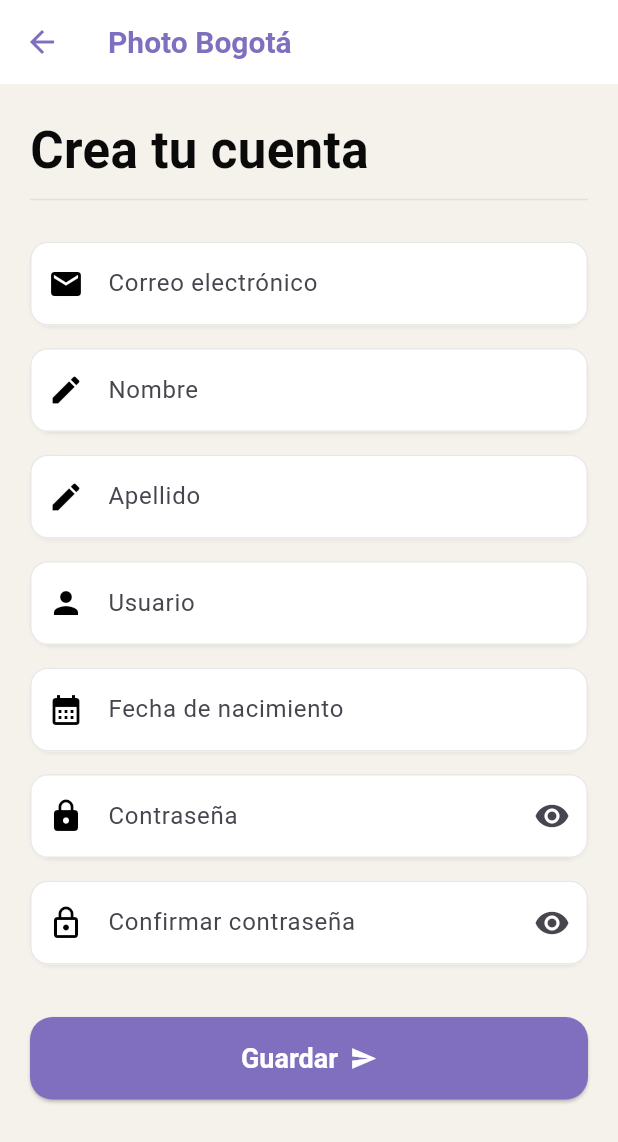
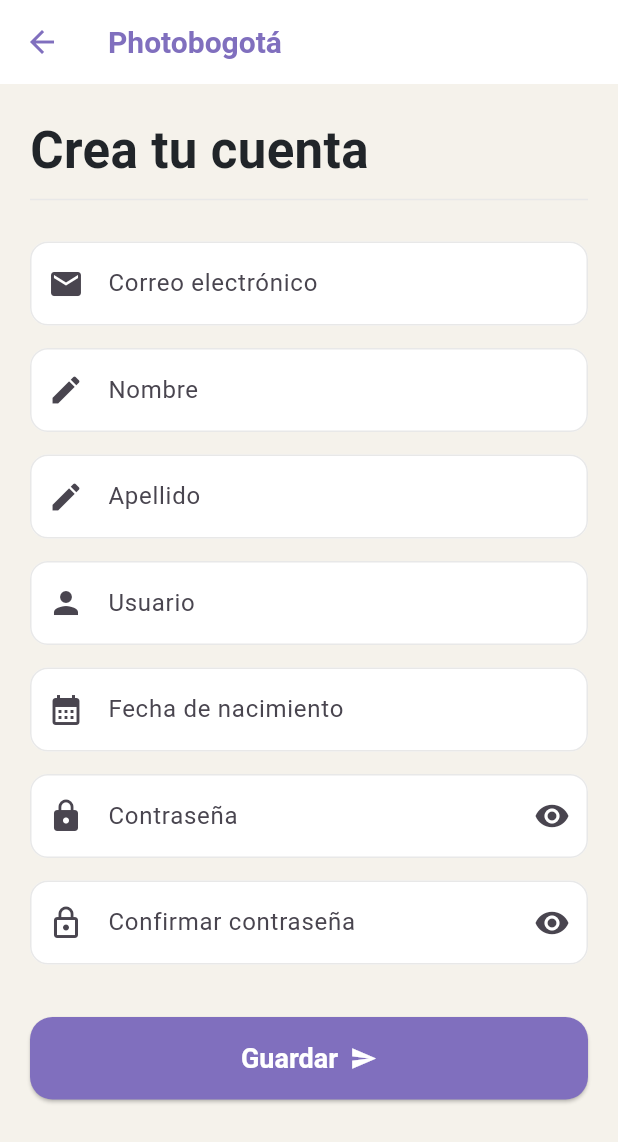
Before and after one commit to SebasYe05/mobile-photobogota, a Flutter app: the screen it shows after launch, after a tap on "¿Eres nuevo en Photo Bogotá? Crear cuent", on a phone screen of 412 x 824 dp. Shown: the top 1142 px of the screen. Run offline on Flutter 3.47's test engine with Material 3 defaults, Android fonts, the phone set to English and light mode, and no system bars; our stand-ins replace dio, flutter_bloc, flutter_secure_storage; network calls fail; Roboto replaces fonts that are missing (SF Pro).

Commit message:
Modificación de los archivos login y register, agregando los colores de theme

```diff
--- a/photobogota/lib/features/auth/presentation/screens/login_screen.dart
+++ b/photobogota/lib/features/auth/presentation/screens/login_screen.dart
@@ -2,6 +2,7 @@ import 'package:flutter/material.dart';
 import 'package:flutter_bloc/flutter_bloc.dart';
 import 'package:photobogota/features/auth/presentation/screens/register_screen.dart';
 import 'package:photobogota/features/auth/presentation/controllers/auth_bloc.dart';
+import 'package:photobogota/core/theme/theme.dart';
 
 class Login extends StatefulWidget {
   const Login({super.key});
@@ -18,7 +19,7 @@ class _LoginState extends State<Login> {
   @override
   Widget build(BuildContext context) {
     return Scaffold(
-      backgroundColor: const Color(0xFFf5f2eb),
+      backgroundColor: AppTheme.backgroundColor,
       body: SafeArea(
         child: Center(
           child: SingleChildScrollView(
@@ -32,7 +33,7 @@ class _LoginState extends State<Login> {
                 const Text(
                   "Accede a tu cuenta",
                   textAlign: TextAlign.center,
-                  style: TextStyle(fontSize: 16, color: Color(0xFF806FBE)),
+                  style: TextStyle(fontSize: 16, color: AppTheme.primaryColor, fontFamily: 'SF Pro'),
                 ),
                 const SizedBox(height: 10),
                 const Text(
@@ -41,7 +42,8 @@ class _LoginState extends State<Login> {
                   style: TextStyle(
                     fontSize: 34,
                     fontWeight: FontWeight.bold,
-                    color: Color(0xFF0a0a0a),
+                    color: AppTheme.darkColor,
+                    fontFamily: 'SF Pro',
                   ),
                 ),
                 const SizedBox(height: 20),
@@ -71,12 +73,6 @@ class _LoginState extends State<Login> {
                               decoration: InputDecoration(
                                 labelText: "Usuario o correo",
                                 prefixIcon: const Icon(Icons.person),
-                                fillColor: Colors.white,
-                                filled: true,
-                                border: OutlineInputBorder(
-                                  borderRadius: BorderRadius.circular(15),
-                                  borderSide: BorderSide.none,
-                                ),
                               ),
                             ),
                             const SizedBox(height: 20),
@@ -99,12 +95,6 @@ class _LoginState extends State<Login> {
                                     });
                                   },
                                 ),
-                                fillColor: Colors.white,
-                                filled: true,
-                                border: OutlineInputBorder(
-                                  borderRadius: BorderRadius.circular(15),
-                                  borderSide: BorderSide.none,
-                                ),
                               ),
                             ),
                             const SizedBox(height: 30),
@@ -113,23 +103,12 @@ class _LoginState extends State<Login> {
                               height: 55,
                               child: ElevatedButton(
                                 onPressed: cargando ? null : _login,
-                                style: ElevatedButton.styleFrom(
-                                  backgroundColor: const Color(0xFF806fbe),
-                                  shape: RoundedRectangleBorder(
-                                    borderRadius: BorderRadius.circular(15),
-                                  ),
-                                ),
                                 child: cargando
                                     ? const CircularProgressIndicator(
                                         color: Colors.white,
                                       )
                                     : const Text(
                                         "Ingresar",
-                                        style: TextStyle(
-                                          fontSize: 18,
-                                          color: Colors.white,
-                                          fontWeight: FontWeight.bold,
-                                        ),
                                       ),
                               ),
                             ),
@@ -140,7 +119,7 @@ class _LoginState extends State<Login> {
                   ),
                 ),
                 const SizedBox(height: 25),
-                Divider(color: Colors.grey[300], thickness: 1),
+                Divider(color: AppTheme.borderColor, thickness: 1),
                 const SizedBox(height: 25),
                 TextButton(
                   onPressed: () {
@@ -153,8 +132,9 @@ class _LoginState extends State<Login> {
                     "¿Eres nuevo en Photo Bogotá? Crear cuenta",
                     textAlign: TextAlign.center,
                     style: TextStyle(
-                      color: Color(0xFF806fbe),
+                      color: AppTheme.primaryColor,
                       fontWeight: FontWeight.bold,
+                      fontFamily: 'SF Pro',
                     ),
                   ),
                 ),
--- a/photobogota/lib/features/auth/presentation/screens/register_screen.dart
+++ b/photobogota/lib/features/auth/presentation/screens/register_screen.dart
@@ -3,6 +3,7 @@ import 'package:flutter_bloc/flutter_bloc.dart';
 import 'package:photobogota/features/auth/presentation/widgets/inputtext.dart';
 import 'package:photobogota/features/auth/presentation/controllers/auth_bloc.dart';
 import 'package:photobogota/features/auth/presentation/screens/login_screen.dart';
+import 'package:photobogota/core/theme/theme.dart';
 
 class Registro extends StatefulWidget {
   const Registro({super.key});
@@ -28,11 +29,11 @@ class _RegistroState extends State<Registro> {
   Widget build(BuildContext context) {
     return Scaffold(
       appBar: AppBar(
-        title: const Text('Photo Bogotá'),
+        title: const Text('Photobogotá'),
         backgroundColor: Colors.white,
-        foregroundColor: const Color(0xFF806fbe),
+        foregroundColor: AppTheme.primaryColor,
       ),
-      backgroundColor: const Color(0xFFf5f2eb),
+      backgroundColor: AppTheme.backgroundColor,
       body: SingleChildScrollView(
         padding: const EdgeInsets.all(20),
         child: Form(
@@ -70,10 +71,11 @@ class _RegistroState extends State<Registro> {
                     style: TextStyle(
                       fontSize: 34,
                       fontWeight: FontWeight.bold,
-                      color: Color(0xFF0a0a0a),
+                      color: AppTheme.darkColor,
+                      fontFamily: 'SF Pro',
                     ),
                   ),
-                  Divider(color: Colors.grey[300], thickness: 1),
+                  Divider(color: AppTheme.borderColor, thickness: 1),
                   const SizedBox(height: 20),
 
                   // Campos de texto
--- a/photobogota/lib/features/auth/presentation/widgets/inputtext.dart
+++ b/photobogota/lib/features/auth/presentation/widgets/inputtext.dart
@@ -31,10 +31,6 @@ class _CampoTextoState extends State<CampoTexto> {
   Widget build(BuildContext context) {
     return Padding(
       padding: const EdgeInsets.only(bottom: 15),
-      child: Material(
-        elevation: 1, // Sombra suave para que destaque como tarjeta blanca
-        borderRadius: BorderRadius.circular(15),
-        shadowColor: Colors.black26,
       child: TextFormField(
         controller: widget.controller,
         keyboardType: widget.tipoTeclado,
@@ -43,24 +39,13 @@ class _CampoTextoState extends State<CampoTexto> {
         onTap: widget.onTap,
         decoration: InputDecoration(
           labelText: widget.label,
-            filled: true,
-            fillColor: Colors.white, // Fondo blanco puro
-            prefixIcon: Icon(widget.icon, color: const Color.fromARGB(255, 0, 0, 0)),
+          prefixIcon: Icon(widget.icon),
           suffixIcon: widget.esPassword
               ? IconButton(
                   icon: Icon(ocultar ? Icons.visibility : Icons.visibility_off),
                   onPressed: () => setState(() => ocultar = !ocultar),
                 )
               : null,
-            border: OutlineInputBorder(
-              borderRadius: BorderRadius.circular(15),
-              borderSide: BorderSide.none, // Borde invisible para diseño limpio
-            ),
-            focusedBorder: OutlineInputBorder(
-              borderRadius: BorderRadius.circular(15),
-              borderSide: const BorderSide(color: Color(0xFF806fbe), width: 2),
-            ),
-          ),
         ),
       ),
     );
```
Lines whose indentation alone changed are shown as unchanged.
